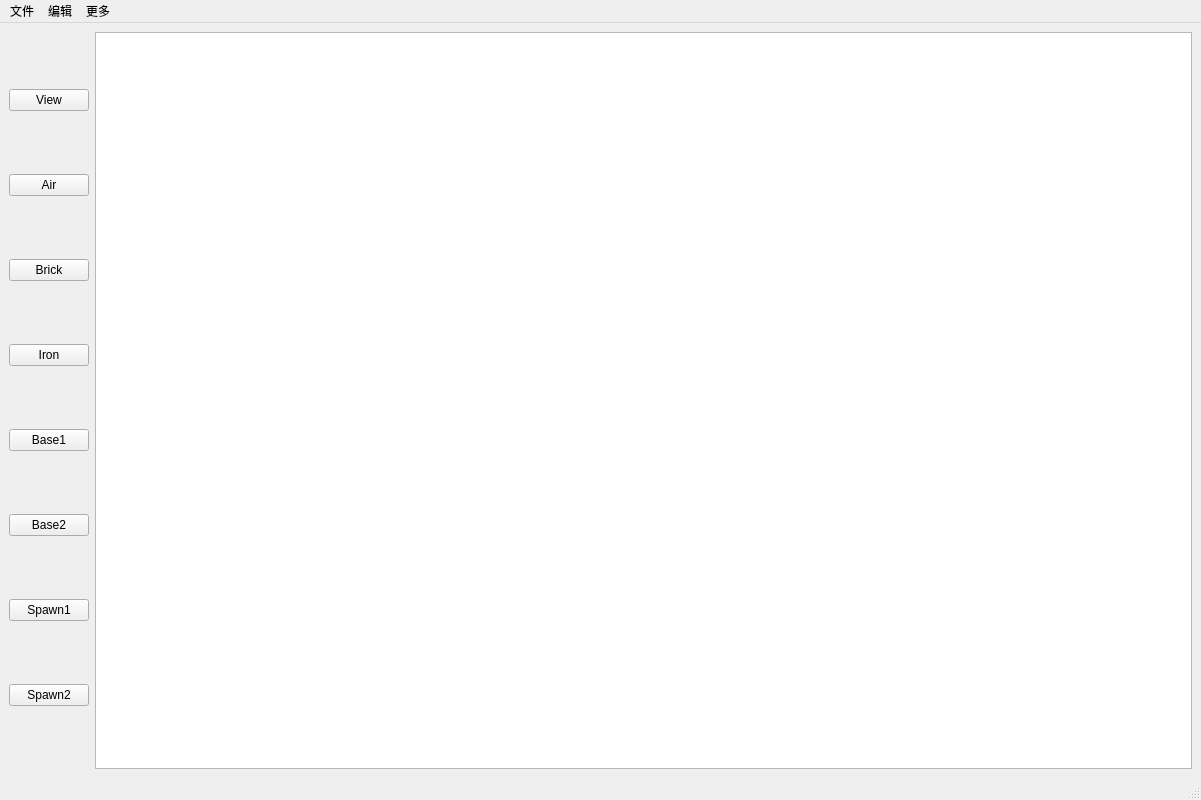
The window that src/map_maker/mapmaker.ui (emon100/tank-game) describes before a commit, drawn with Qt 5.
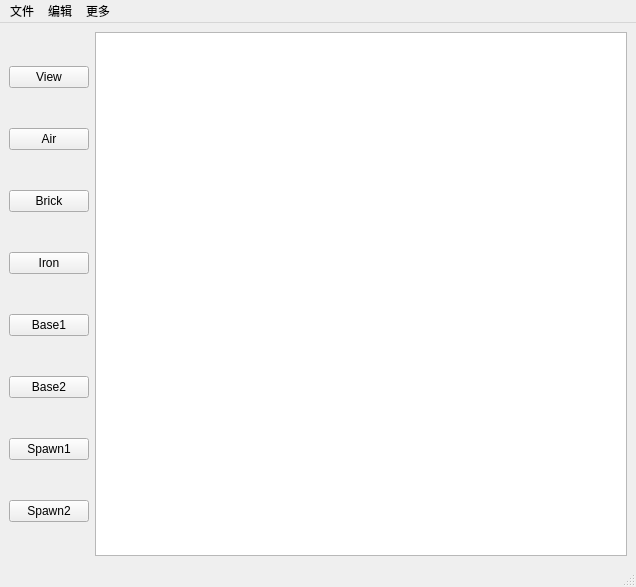
The same window after the commit. Icons and pictures are not drawn.

```diff
--- a/src/map_maker/mapmaker.ui
+++ b/src/map_maker/mapmaker.ui
@@ -6,14 +6,20 @@
    <rect>
     <x>0</x>
     <y>0</y>
-    <width>1201</width>
-    <height>800</height>
+    <width>636</width>
+    <height>587</height>
    </rect>
   </property>
   <property name="minimumSize">
    <size>
-    <width>1200</width>
-    <height>800</height>
+    <width>636</width>
+    <height>587</height>
+   </size>
+  </property>
+  <property name="maximumSize">
+   <size>
+    <width>636</width>
+    <height>587</height>
    </size>
   </property>
   <property name="windowTitle">
@@ -95,7 +101,7 @@
     <rect>
      <x>0</x>
      <y>0</y>
-     <width>1201</width>
+     <width>636</width>
      <height>26</height>
     </rect>
    </property>
```
Left out of the diff: 43 changed lines with no effect on the pictures.
